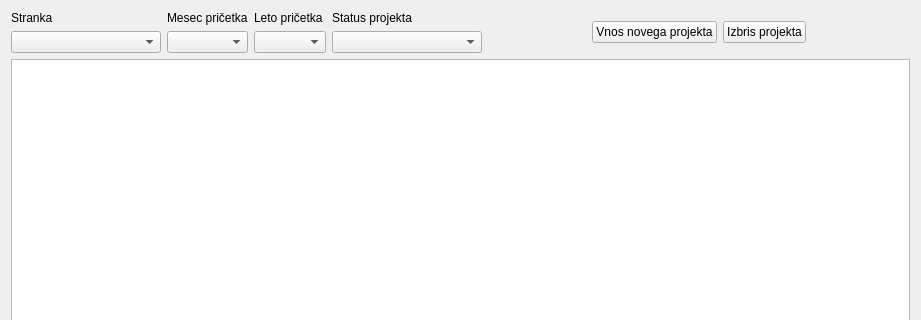
Above: wid_projekti.ui from bubi-luka/BubiRacun before the change; both pictures show x 0 to 921 and y 0 to 320 of the 921 by 663 pixel window. Below: the same form after it.
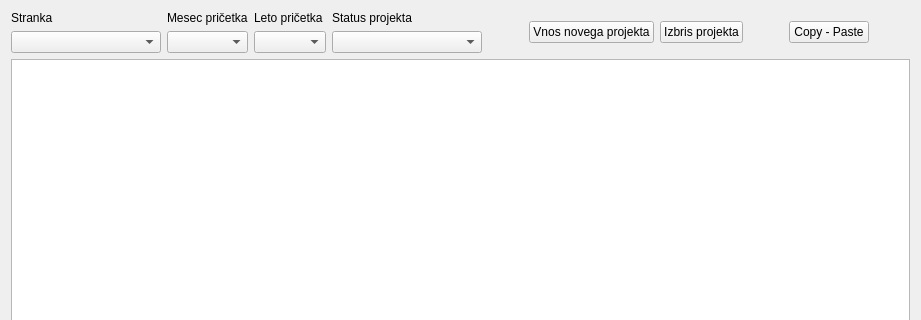
That is the form after the change.

Commit message:
KOPIRANJE TABEL PRI PRIKAZU PROJEKTOV
Kot obicajno je tudi tu koda prirejena glede na prvi commit.

#96

```diff
--- a/wid_projekti.ui
+++ b/wid_projekti.ui
@@ -104,6 +104,26 @@
        </property>
       </widget>
      </item>
+     <item>
+      <spacer name="horizontalSpacer_3">
+       <property name="orientation">
+        <enum>Qt::Horizontal</enum>
+       </property>
+       <property name="sizeHint" stdset="0">
+        <size>
+         <width>40</width>
+         <height>20</height>
+        </size>
+       </property>
+      </spacer>
+     </item>
+     <item>
+      <widget class="QPushButton" name="btn_kopiraj">
+       <property name="text">
+        <string>Copy - Paste</string>
+       </property>
+      </widget>
+     </item>
      <item>
       <spacer name="horizontalSpacer_2">
        <property name="orientation">
```
The commit also changes 2 other files.
